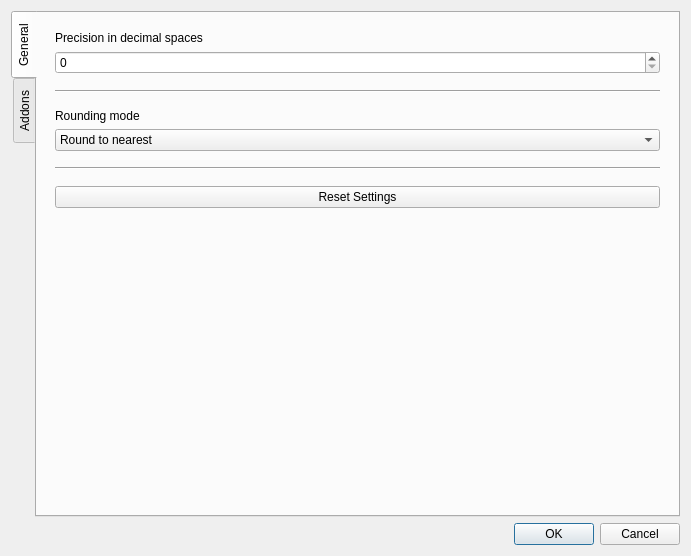
This is src/forms/settingsdialog.ui in vetux/qcalculator as Qt 5 draws it before an edit. The edited form follows.
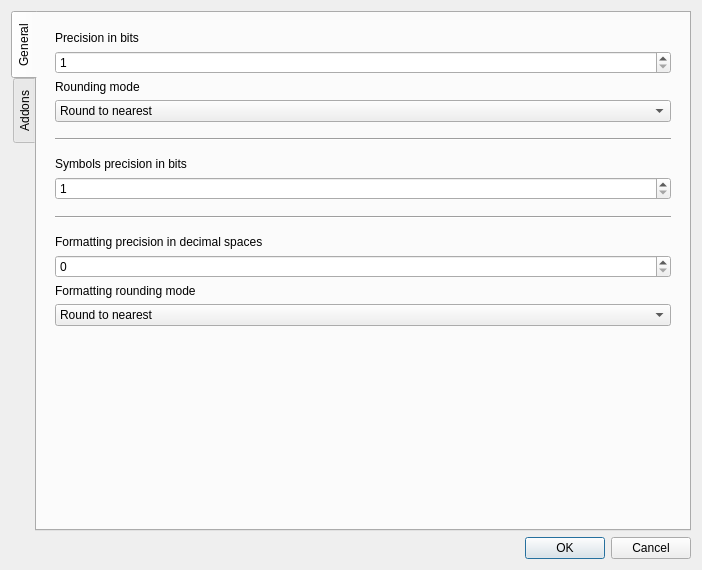
This is the edited form.

Commit message: Implement separate user configured formatting and arithmetics precision and rounding, Implement separate user configured symbols precision

What changed in the file:
```diff
--- a/src/forms/settingsdialog.ui
+++ b/src/forms/settingsdialog.ui
@@ -6,8 +6,8 @@
    <rect>
     <x>0</x>
     <y>0</y>
-    <width>691</width>
-    <height>556</height>
+    <width>702</width>
+    <height>570</height>
    </rect>
   </property>
   <property name="windowTitle">
@@ -42,64 +42,34 @@
           </sizepolicy>
          </property>
          <layout class="QVBoxLayout" name="verticalLayout_4">
+          <property name="spacing">
+           <number>6</number>
+          </property>
           <item>
-           <widget class="QLabel" name="label">
+           <widget class="QLabel" name="label_3">
+            <property name="toolTip">
+             <string>&lt;html&gt;&lt;head/&gt;&lt;body&gt;&lt;p&gt;The mantissa size in bits of the data type used for arithmetics.&lt;/p&gt;&lt;/body&gt;&lt;/html&gt;</string>
+            </property>
             <property name="text">
-             <string>Precision in decimal spaces</string>
+             <string>Precision in bits</string>
             </property>
            </widget>
           </item>
           <item>
            <widget class="QSpinBox" name="spinBox_precision">
             <property name="minimum">
-             <number>0</number>
+             <number>1</number>
             </property>
             <property name="maximum">
-             <number>100</number>
+             <number>1000000000</number>
             </property>
            </widget>
           </item>
           <item>
-           <spacer name="verticalSpacer_5">
-            <property name="orientation">
-             <enum>Qt::Vertical</enum>
+           <widget class="QLabel" name="label_4">
+            <property name="toolTip">
+             <string>&lt;html&gt;&lt;head/&gt;&lt;body&gt;&lt;p&gt;The rounding mode to use when doing arithmetic.&lt;/p&gt;&lt;/body&gt;&lt;/html&gt;</string>
             </property>
-            <property name="sizeType">
-             <enum>QSizePolicy::Fixed</enum>
-            </property>
-            <property name="sizeHint" stdset="0">
-             <size>
-              <width>20</width>
-              <height>10</height>
-             </size>
-            </property>
-           </spacer>
-          </item>
-          <item>
-           <widget class="Line" name="line">
-            <property name="orientation">
-             <enum>Qt::Horizontal</enum>
-            </property>
-           </widget>
-          </item>
-          <item>
-           <spacer name="verticalSpacer_3">
-            <property name="orientation">
-             <enum>Qt::Vertical</enum>
-            </property>
-            <property name="sizeType">
-             <enum>QSizePolicy::Fixed</enum>
-            </property>
-            <property name="sizeHint" stdset="0">
-             <size>
-              <width>20</width>
-              <height>10</height>
-             </size>
-            </property>
-           </spacer>
-          </item>
-          <item>
-           <widget class="QLabel" name="label_2">
             <property name="text">
              <string>Rounding mode</string>
             </property>
@@ -135,7 +105,66 @@
            </widget>
           </item>
           <item>
-           <spacer name="verticalSpacer_4">
+           <spacer name="verticalSpacer_8">
+            <property name="orientation">
+             <enum>Qt::Vertical</enum>
+            </property>
+            <property name="sizeType">
+             <enum>QSizePolicy::Fixed</enum>
+            </property>
+            <property name="sizeHint" stdset="0">
+             <size>
+              <width>20</width>
+              <height>10</height>
+             </size>
+            </property>
+           </spacer>
+          </item>
+          <item>
+           <widget class="Line" name="line">
+            <property name="orientation">
+             <enum>Qt::Horizontal</enum>
+            </property>
+           </widget>
+          </item>
+          <item>
+           <spacer name="verticalSpacer_6">
+            <property name="orientation">
+             <enum>Qt::Vertical</enum>
+            </property>
+            <property name="sizeType">
+             <enum>QSizePolicy::Fixed</enum>
+            </property>
+            <property name="sizeHint" stdset="0">
+             <size>
+              <width>20</width>
+              <height>10</height>
+             </size>
+            </property>
+           </spacer>
+          </item>
+          <item>
+           <widget class="QLabel" name="label_5">
+            <property name="toolTip">
+             <string>&lt;html&gt;&lt;head/&gt;&lt;body&gt;&lt;p&gt;The mantissa size in bits of the data type of symbols (Variables and Constants) defined in the symbol table.&lt;/p&gt;&lt;/body&gt;&lt;/html&gt;</string>
+            </property>
+            <property name="text">
+             <string>Symbols precision in bits</string>
+            </property>
+           </widget>
+          </item>
+          <item>
+           <widget class="QSpinBox" name="spinBox_symbols_precision">
+            <property name="minimum">
+             <number>1</number>
+            </property>
+            <property name="maximum">
+             <number>1000000000</number>
+            </property>
+           </widget>
+          </item>
+          <item>
+           <spacer name="verticalSpacer_11">
             <property name="orientation">
              <enum>Qt::Vertical</enum>
             </property>
@@ -174,12 +203,80 @@
            </spacer>
           </item>
           <item>
-           <widget class="QPushButton" name="pushButton_resetSettings">
+           <widget class="QLabel" name="label">
+            <property name="toolTip">
+             <string>&lt;html&gt;&lt;head/&gt;&lt;body&gt;&lt;p&gt;The precision used when formatting numbers to strings.&lt;/p&gt;&lt;/body&gt;&lt;/html&gt;</string>
+            </property>
             <property name="text">
-             <string>Reset Settings</string>
+             <string>Formatting precision in decimal spaces</string>
             </property>
            </widget>
           </item>
+          <item>
+           <widget class="QSpinBox" name="spinBox_formatting_precision">
+            <property name="minimum">
+             <number>0</number>
+            </property>
+            <property name="maximum">
+             <number>100</number>
+            </property>
+           </widget>
+          </item>
+          <item>
+           <widget class="QLabel" name="label_2">
+            <property name="toolTip">
+             <string>&lt;html&gt;&lt;head/&gt;&lt;body&gt;&lt;p&gt;The rounding mode to use when formatting numbers to strings.&lt;/p&gt;&lt;/body&gt;&lt;/html&gt;</string>
+            </property>
+            <property name="text">
+             <string>Formatting rounding mode</string>
+            </property>
+           </widget>
+          </item>
+          <item>
+           <widget class="QComboBox" name="comboBox_formatting_rounding">
+            <item>
+             <property name="text">
+              <string>Round to nearest</string>
+             </property>
+            </item>
+            <item>
+             <property name="text">
+              <string>Round toward zero</string>
+             </property>
+            </item>
+            <item>
+             <property name="text">
+              <string>Round toward +Inf</string>
+             </property>
+            </item>
+            <item>
+             <property name="text">
+              <string>Round toward -Inf</string>
+             </property>
+            </item>
+            <item>
+             <property name="text">
+              <string>Round away from zero</string>
+             </property>
+            </item>
+           </widget>
+          </item>
+          <item>
+           <spacer name="verticalSpacer_10">
+            <property name="orientation">
+             <enum>Qt::Vertical</enum>
+            </property>
+            <property name="sizeType">
+             <enum>QSizePolicy::Fixed</enum>
+            </property>
+            <property name="sizeHint" stdset="0">
+             <size>
+              <width>20</width>
+              <height>10</height>
+             </size>
+            </property>
+           </spacer>
+          </item>
           <item>
            <spacer name="verticalSpacer">
             <property name="orientation">
```
Left out of the diff: 2 changed lines with no effect on the pictures. The commit also changes 8 other files.
